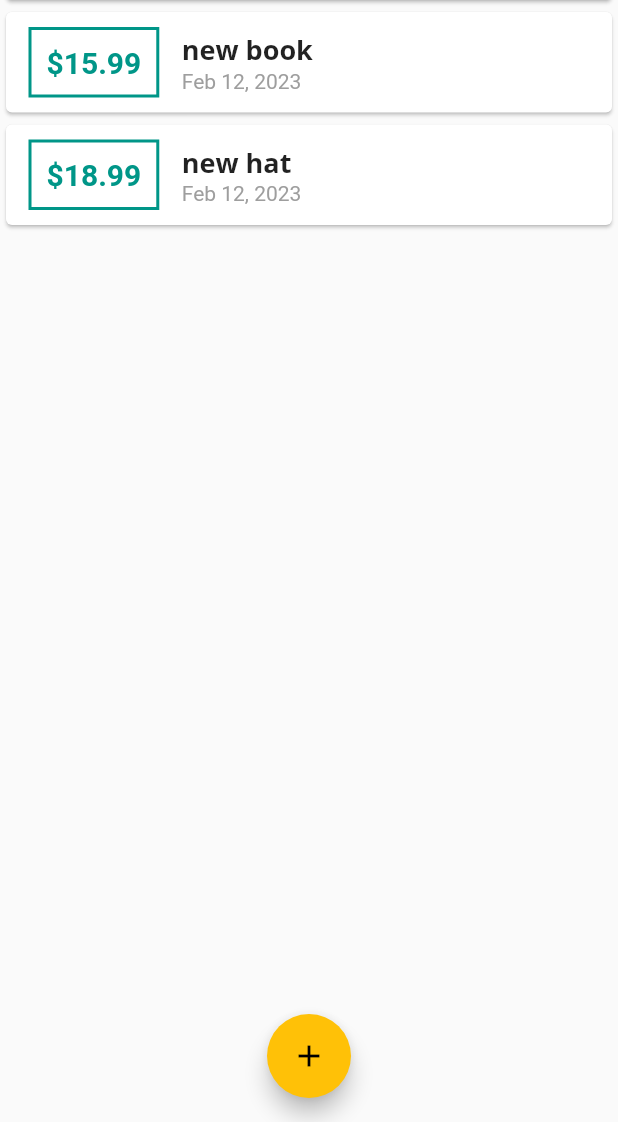
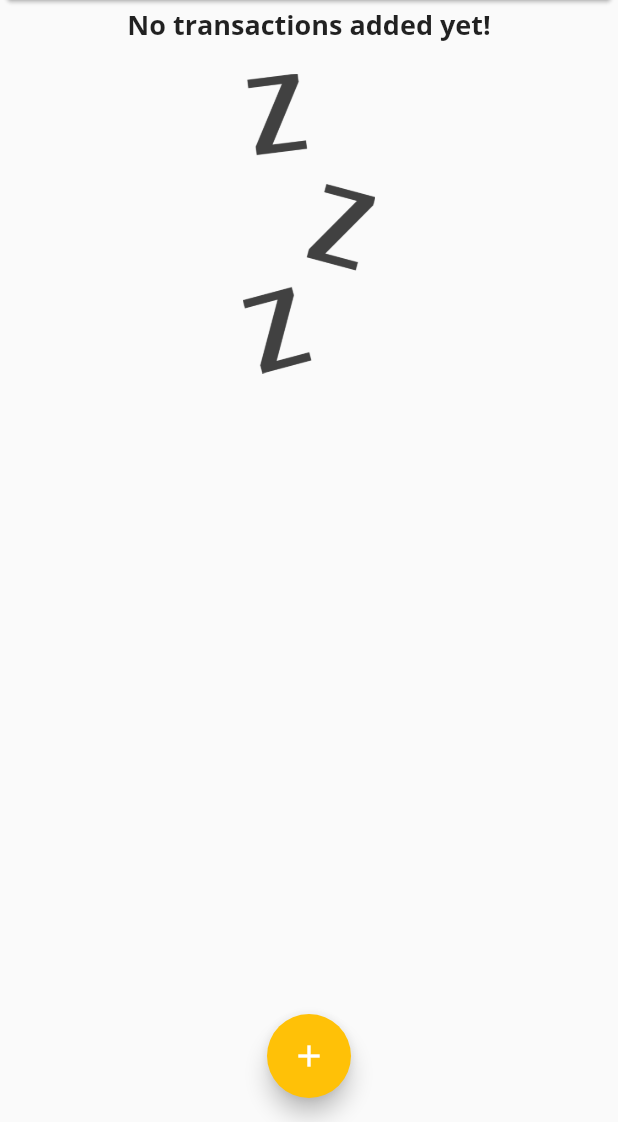
Before and after one commit to OrMizL/simple-expense-app, a Flutter app: the screen it shows after launch, on a phone screen of 412 x 824 dp, the part 114-1236 px from its top. Run offline on Flutter 3.47's test engine with Material 2 defaults, Android fonts, the phone set to English and light mode, and no system bars.

Commit message:
Empty list handling and custom images

```diff
--- a/lib/main.dart
+++ b/lib/main.dart
@@ -11,8 +11,6 @@ class MyApp extends StatelessWidget {
     return MaterialApp(
       title: 'My Expense Manager',
       theme: ThemeData(
-          primarySwatch: Colors.teal,
-          accentColor: Colors.amber,
           fontFamily: 'Quicksand',
           textTheme: ThemeData.light().textTheme.copyWith(
             headline6: TextStyle(
@@ -27,7 +25,7 @@ class MyApp extends StatelessWidget {
                 fontSize: 20,
                 fontWeight: FontWeight.bold
               ),
-          )),
+          ), colorScheme: ColorScheme.fromSwatch(primarySwatch: Colors.teal).copyWith(secondary: Colors.amber)),
       home: MyHomePage(),
     );
   }
@@ -40,18 +38,18 @@ class MyHomePage extends StatefulWidget {
 
 class _MyHomePageState extends State<MyHomePage> {
   final List<Transaction> _userTransactions = [
-    Transaction(
-      id: 't1',
-      title: 'new book',
-      amount: 15.99,
-      date: DateTime.now(),
-    ),
-    Transaction(
-      id: 't2',
-      title: 'new hat',
-      amount: 18.99,
-      date: DateTime.now(),
-    ),
+    // Transaction(
+    //   id: 't1',
+    //   title: 'new book',
+    //   amount: 15.99,
+    //   date: DateTime.now(),
+    // ),
+    // Transaction(
+    //   id: 't2',
+    //   title: 'new hat',
+    //   amount: 18.99,
+    //   date: DateTime.now(),
+    // ),
   ];
 
   void _addNewTransaction(String title, double amount) {
--- a/lib/widgets/transaction_list.dart
+++ b/lib/widgets/transaction_list.dart
@@ -11,7 +11,24 @@ class TransactionList extends StatelessWidget {
   Widget build(BuildContext context) {
     return Container(
       height: 300,
-      child: ListView.builder(
+      child: transactions.isEmpty
+          ? Column(
+              children: [
+                Text('No transactions added yet!',
+                    style: Theme.of(context).textTheme.headline6),
+                SizedBox(
+                  height: 20,
+                ),
+                Container(
+                  height: 200,
+                  child: Image.asset(
+                    'assets/images/waiting.png',
+                    fit: BoxFit.cover,
+                  ),
+                ),
+              ],
+            )
+          : ListView.builder(
               itemBuilder: (context, index) {
                 return Card(
                   child: Row(
--- a/pubspec.yaml
+++ b/pubspec.yaml
@@ -46,9 +46,8 @@ flutter:
   uses-material-design: true
 
   # To add assets to your application, add an assets section, like this:
-  # assets:
-  #   - images/a_dot_burr.jpeg
-  #   - images/a_dot_ham.jpeg
+  assets:
+    - assets/images/waiting.png
 
   # An image asset can refer to one or more resolution-specific "variants", see
   # https://flutter.dev/assets-and-images/#resolution-aware.
```
Also changed, not shown: assets/images/waiting.png (added). Lines whose indentation alone changed are shown as unchanged.
